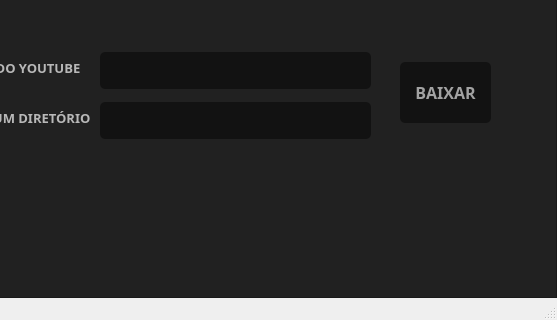
First picture: the form in baixar.ui, repository josefim15/DownloadDEvideo, before the edit; both pictures show x 170 to 727 and y 110 to 430 of the 727 by 430 pixel window.
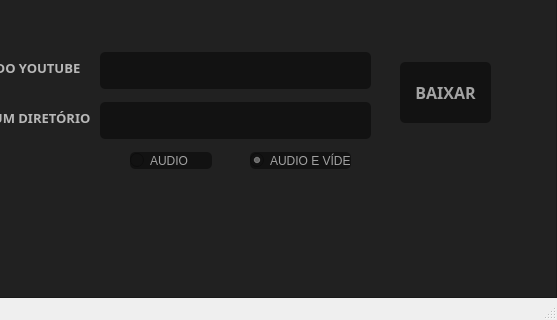
Second picture: the form after the edit.

```diff
--- a/baixar.ui
+++ b/baixar.ui
@@ -259,6 +259,53 @@
         <string/>
        </property>
       </widget>
+      <widget class="QRadioButton" name="radioButton">
+       <property name="geometry">
+        <rect>
+         <x>300</x>
+         <y>190</y>
+         <width>82</width>
+         <height>17</height>
+        </rect>
+       </property>
+       <property name="styleSheet">
+        <string notr="true">QRadioButton{
+	border: 3px;
+	border-radius: 5px;
+	background-color: rgb(18, 18, 18);
+	color: rgb(162, 162, 162);
+}
+</string>
+       </property>
+       <property name="text">
+        <string>AUDIO</string>
+       </property>
+      </widget>
+      <widget class="QRadioButton" name="radioButton_2">
+       <property name="geometry">
+        <rect>
+         <x>420</x>
+         <y>190</y>
+         <width>101</width>
+         <height>17</height>
+        </rect>
+       </property>
+       <property name="styleSheet">
+        <string notr="true">QRadioButton{
+	border: 3px;
+	border-radius: 5px;
+	background-color: rgb(18, 18, 18);
+	color: rgb(162, 162, 162);
+}
+</string>
+       </property>
+       <property name="text">
+        <string>AUDIO E VÍDEO</string>
+       </property>
+       <property name="checked">
+        <bool>true</bool>
+       </property>
+      </widget>
      </widget>
     </item>
    </layout>
```
Left out of the diff: 5 changed lines with no effect on the pictures.
